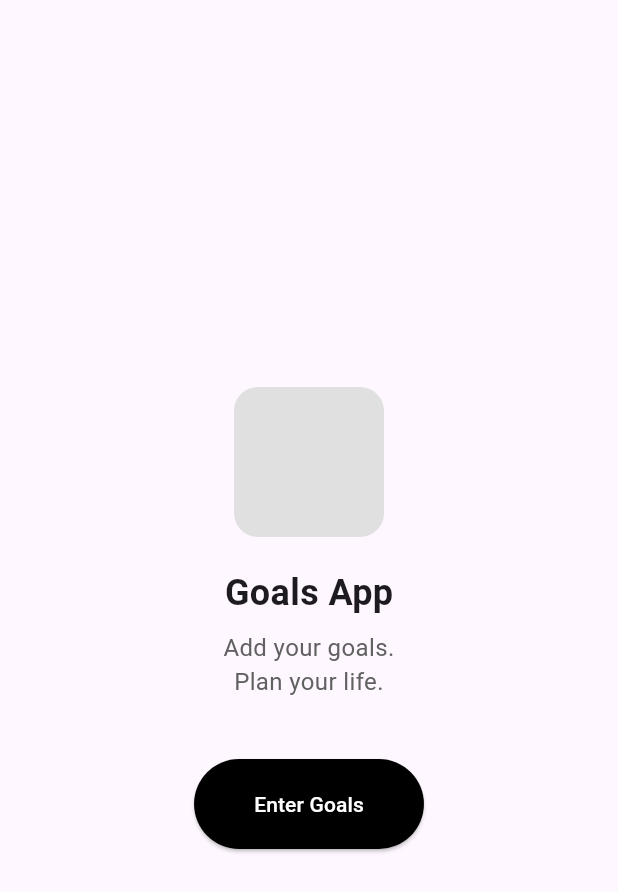
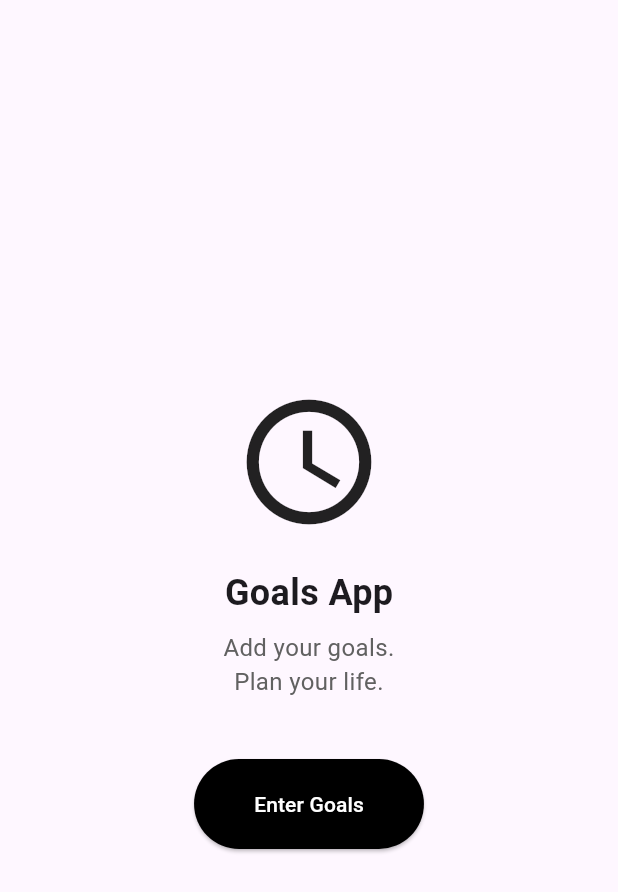
Before and after one commit to alrlabajo/mobdev_demo, a Flutter app: the screen it shows after launch, on a phone screen of 412 x 824 dp. Shown: the top 892 px of the screen. Run offline on Flutter 3.47's test engine with Material 3 defaults, Android fonts, the phone set to English and light mode, and no system bars; our stand-ins replace cloud_firestore, firebase_core; accounts and stored records are empty.

Commit message:
added logo + comments

```diff
--- a/lib/pages/home_page.dart
+++ b/lib/pages/home_page.dart
@@ -65,7 +65,7 @@ class _HomePageState extends State<HomePage> {
                     return null;
                   },
                 ),
-                DropdownButtonFormField<Category>(
+                DropdownButtonFormField<Category>( //Dropdown for Category
                   value: selectedCategory,
                   decoration: const InputDecoration(labelText: 'Category'),
                   items: Category.values.map((category) {
@@ -78,7 +78,7 @@ class _HomePageState extends State<HomePage> {
                     selectedCategory = value!;
                   },
                 ),
-                DropdownButtonFormField<Frequency>(
+                DropdownButtonFormField<Frequency>( //Dropdown for Frequency
                   value: selectedFrequency,
                   decoration: const InputDecoration(labelText: 'Frequency'),
                   items: Frequency.values.map((frequency) {
@@ -91,7 +91,7 @@ class _HomePageState extends State<HomePage> {
                     selectedFrequency = value!;
                   },
                 ),
-                ElevatedButton(
+                ElevatedButton( //Date Picker for Target Date
                   onPressed: () async {
                     DateTime? pickedDate = await showDatePicker(
                       context: context,
--- a/lib/pages/welcome_page.dart
+++ b/lib/pages/welcome_page.dart
@@ -15,9 +15,9 @@ class WelcomePage extends StatelessWidget {
               Container(
                 width: 100,
                 height: 100,
-                decoration: BoxDecoration(
-                  color: Colors.grey[300],
-                  borderRadius: BorderRadius.circular(16),
+                child: const Icon( //App Logo
+                  Icons.access_time,
+                  size: 100.0,
                 ),
               ),
               SizedBox(height: 20),
@@ -38,7 +38,8 @@ class WelcomePage extends StatelessWidget {
                 ),
               ),
               const SizedBox(height: 40),
-              ElevatedButton( //Center Button
+              ElevatedButton(
+                //Center Button
                 onPressed: () {
                   Navigator.pushNamed(context, '/homepage');
                 },
@@ -47,7 +48,8 @@ class WelcomePage extends StatelessWidget {
                   shape: RoundedRectangleBorder(
                     borderRadius: BorderRadius.circular(50),
                   ),
-                  padding: const EdgeInsets.symmetric(horizontal: 40, vertical: 20),
+                  padding:
+                      const EdgeInsets.symmetric(horizontal: 40, vertical: 20),
                 ),
                 child: const Text(
                   'Enter Goals',
```
